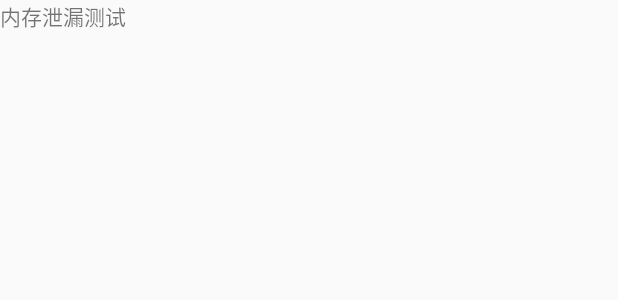
After one commit to baorant/AndroidDemo, an Android app: the layout activity_oom.xml on its own in the app's theme, with its tools: preview values and no code run, on a phone screen of 412 x 824 dp. The commit adds this screen. Shown: the top 300 px of the screen. Run offline under Robolectric (Android 15) with nearby library versions, the phone set to English and light mode, and no system bars.

Commit message:
[修改说明]增加内存泄漏监控模块 1、应用集成leakcanary; 2、增加OOMactivity，构造单例导致的内存泄漏。

```diff
--- a/app/build.gradle
+++ b/app/build.gradle
@@ -37,4 +37,10 @@ dependencies {
     androidTestImplementation 'androidx.test.espresso:espresso-core:3.3.0'
 
     implementation 'com.google.android.exoplayer:exoplayer:2.7.3'
+
+    debugImplementation 'com.squareup.leakcanary:leakcanary-android:1.6.3'
+    releaseImplementation 'com.squareup.leakcanary:leakcanary-android-no-op:1.6.3'
+    // Optional, if you use support library fragments:
+    debugImplementation 'com.squareup.leakcanary:leakcanary-support-fragment:1.6.3'
+
 }
--- a/app/src/main/AndroidManifest.xml
+++ b/app/src/main/AndroidManifest.xml
@@ -25,6 +25,9 @@
         android:supportsRtl="true"
         android:theme="@style/Theme.LayoutDemo"
         android:usesCleartextTraffic="true">
+        <activity
+            android:name=".activity.OomActivity"
+            android:exported="false" />
         <activity
             android:name=".activity.HotFixActivity"
             android:exported="false" />
--- /dev/null
+++ b/app/src/main/res/layout/activity_oom.xml
@@ -0,0 +1,13 @@
+<?xml version="1.0" encoding="utf-8"?>
+<androidx.constraintlayout.widget.ConstraintLayout xmlns:android="http://schemas.android.com/apk/res/android"
+    xmlns:app="http://schemas.android.com/apk/res-auto"
+    xmlns:tools="http://schemas.android.com/tools"
+    android:layout_width="match_parent"
+    android:layout_height="match_parent"
+    tools:context=".activity.OomActivity">
+    <TextView
+        android:text="内存泄漏测试"
+        android:layout_width="match_parent"
+        android:layout_height="match_parent"/>
+
+</androidx.constraintlayout.widget.ConstraintLayout>
```
Also changed, not shown: app/src/main/java/com/baorant/layoutdemo/MainActivity.java (+7 -1 lines), app/src/main/java/com/baorant/layoutdemo/MyApplication.java (+14 -0 lines), app/src/main/java/com/baorant/layoutdemo/Util/DexFixUtils.java (+4 -4 lines), app/src/main/java/com/baorant/layoutdemo/Util/Singleton.java (added, +22 -0 lines), app/src/main/java/com/baorant/layoutdemo/activity/OomActivity.java (added, +22 -0 lines).
